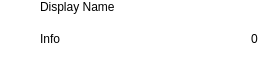
Old version of the form resources/contact.ui in the repository AGProjects/blink-qt.
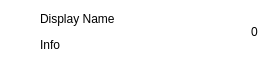
New version of the form. Icons and pictures are not drawn. Custom widgets are drawn as their Qt base class.

Commit message: Added color to unread messages badge

Diff of the .ui file:
```diff
--- a/resources/contact.ui
+++ b/resources/contact.ui
@@ -151,17 +151,28 @@
          </property>
         </widget>
        </item>
-       <item>
-        <widget class="ElidedLabel" name="unread_label">
-         <property name="text">
-          <string>0</string>
-         </property>
-        </widget>
-       </item>
       </layout>
      </item>
     </layout>
    </item>
+   <item alignment="Qt::AlignVCenter">
+    <widget class="ElidedLabel" name="unread_label">
+     <property name="font">
+      <font>
+       <pointsize>9</pointsize>
+      </font>
+     </property>
+     <property name="text">
+      <string>0</string>
+     </property>
+     <property name="alignment">
+      <set>Qt::AlignCenter</set>
+     </property>
+     <property name="margin">
+      <number>1</number>
+     </property>
+    </widget>
+   </item>
    <item>
     <widget class="ContactState" name="state_label">
      <property name="minimumSize">
```
The commit also changes 1 other file.
